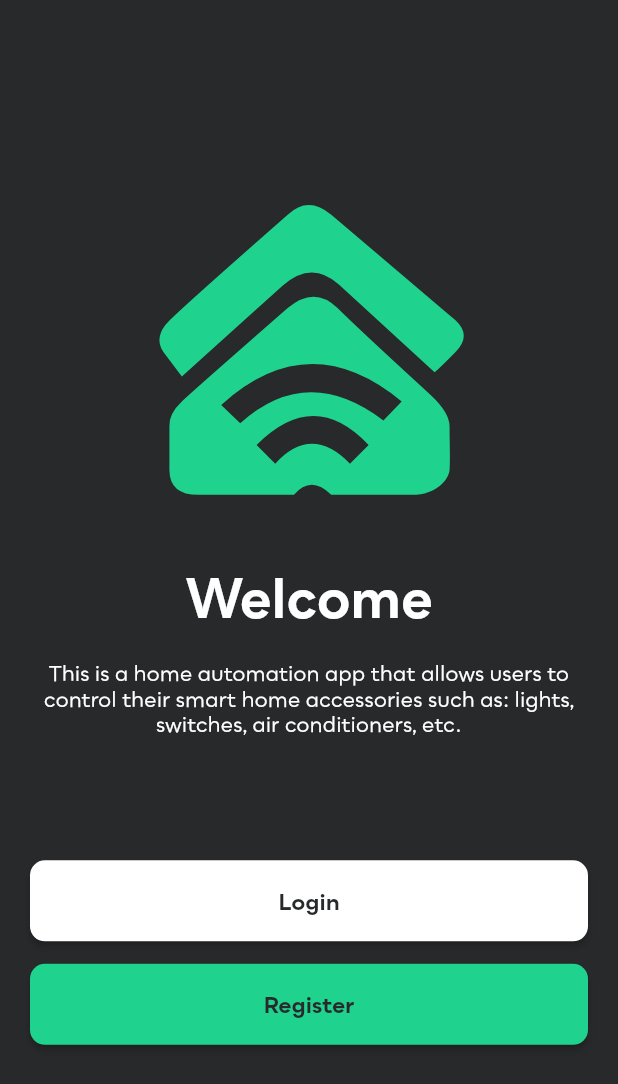
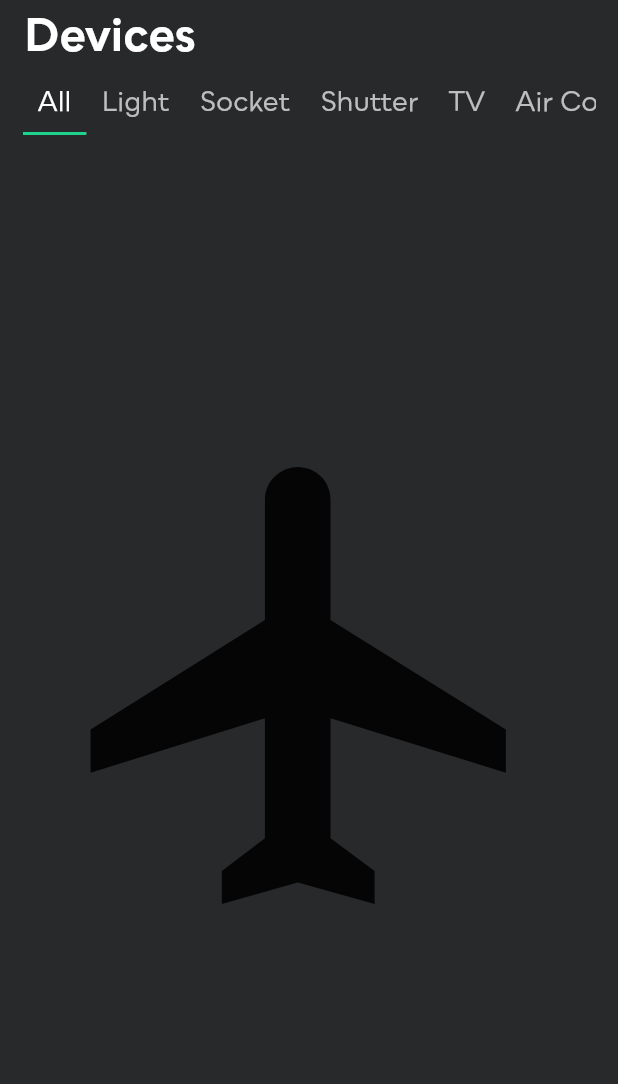
Before and after one commit to akram-mohammad/smart-home, a Flutter app: the screen it shows after launch, on a phone screen of 412 x 824 dp. Shown: the top 1084 px of the screen. Run offline on Flutter 3.47's test engine with Material 2 defaults, Android fonts, the phone set to English and light mode, and no system bars; our stand-ins replace firebase_auth, firebase_core, flutter_form_builder, flutter_svg; missing offline and left inert: email_auth; accounts and stored records are empty.

Commit message:
Devices List Page Added

```diff
--- a/lib/main.dart
+++ b/lib/main.dart
@@ -2,6 +2,13 @@ import 'package:firebase_core/firebase_core.dart';
 import 'package:flutter/material.dart';
 import 'package:flutter/services.dart';
 import 'package:smart_home/ui/screens/authentication/start.dart';
+import 'package:smart_home/ui/screens/devices/devices_list.dart';
+
+import 'ui/screens/authentication/forgot_otp.dart';
+import 'ui/screens/authentication/forgot_otp.dart';
+import 'ui/screens/authentication/forgot_pass.dart';
+import 'ui/screens/authentication/password_updated.dart';
+import 'ui/screens/authentication/reset_password.dart';
 
 void main() async {
   SystemChrome.setSystemUIOverlayStyle(SystemUiOverlayStyle(
@@ -80,6 +87,6 @@ class MyHomePage extends StatefulWidget {
 class _MyHomePageState extends State<MyHomePage> {
   @override
   Widget build(BuildContext context) {
-    return StartPage();
+    return DevicesList();
   }
 }
--- /dev/null
+++ b/lib/ui/screens/devices/devices_list.dart
@@ -0,0 +1,35 @@
+import 'package:flutter/material.dart';
+import 'package:smart_home/ui/widgets/devices_appbar.dart';
+
+class DevicesList extends StatefulWidget {
+  @override
+  _DevicesListState createState() => _DevicesListState();
+}
+
+class _DevicesListState extends State<DevicesList>
+    with AutomaticKeepAliveClientMixin<DevicesList> {
+  @override
+  bool get wantKeepAlive => true;
+
+  @override
+  // ignore: must_call_super
+  Widget build(BuildContext context) {
+    return DefaultTabController(
+      length: 6,
+      child: Scaffold(
+        backgroundColor: Theme.of(context).primaryColor,
+        appBar: DevicesAppbar(),
+        body: TabBarView(
+          children: [
+            Icon(Icons.flight, size: 350),
+            Icon(Icons.directions_transit, size: 350),
+            Icon(Icons.directions_car, size: 350),
+            Icon(Icons.flight, size: 350),
+            Icon(Icons.directions_transit, size: 350),
+            Icon(Icons.directions_car, size: 350),
+          ],
+        ),
+      ),
+    );
+  }
+}
--- /dev/null
+++ b/lib/ui/widgets/devices_appbar.dart
@@ -0,0 +1,37 @@
+import 'package:flutter/material.dart';
+
+class DevicesAppbar extends StatelessWidget implements PreferredSizeWidget {
+  Size get preferredSize => const Size.fromHeight(90);
+
+  @override
+  Widget build(BuildContext context) {
+    return AppBar(
+      toolbarHeight: 70,
+      elevation: 0,
+      brightness: Brightness.dark, // status bar brightness
+      backgroundColor: Theme.of(context).primaryColor,
+      title: Text(
+        'Devices',
+        style: Theme.of(context).textTheme.headline4,
+      ),
+      bottom: PreferredSize(
+        preferredSize: Size.fromHeight(0),
+        child: Padding(
+          padding: const EdgeInsets.symmetric(horizontal: 15.0),
+          child: TabBar(
+            labelPadding: EdgeInsets.all(10),
+            tabs: [
+              Text('All', style: TextStyle(fontSize: 18.0)),
+              Text('Light', style: TextStyle(fontSize: 18.0)),
+              Text('Socket', style: TextStyle(fontSize: 18.0)),
+              Text('Shutter', style: TextStyle(fontSize: 18.0)),
+              Text('TV', style: TextStyle(fontSize: 18.0)),
+              Text('Air Conditioner', style: TextStyle(fontSize: 18.0)),
+            ],
+            isScrollable: true,
+          ),
+        ),
+      ),
+    );
+  }
+}
```
Also changed, not shown: pubspec.lock.
